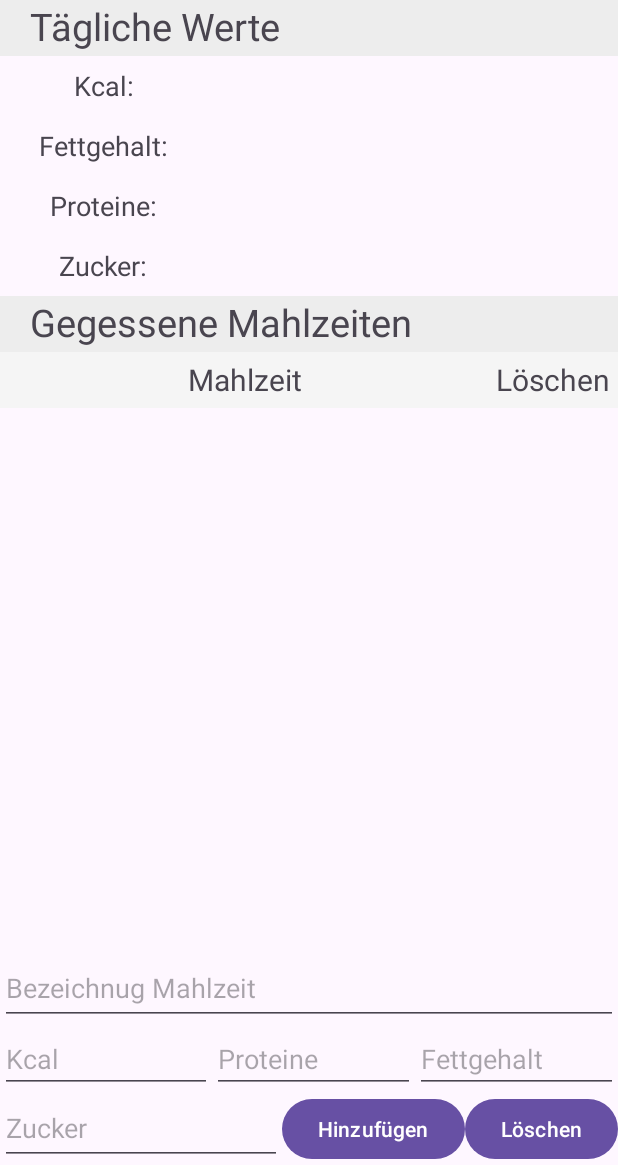
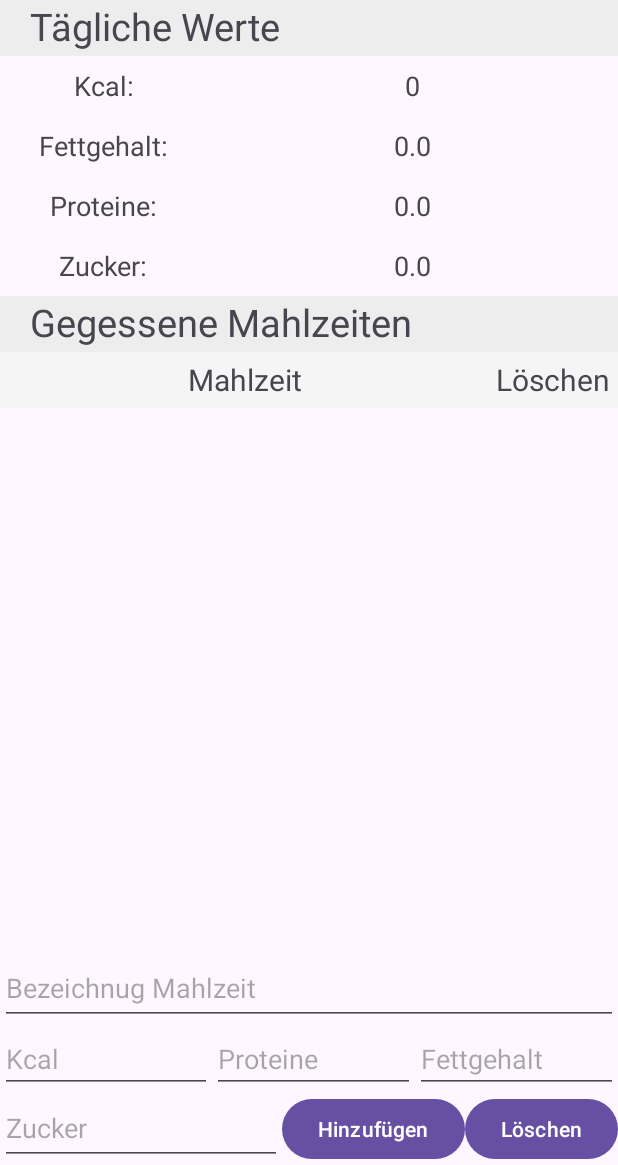
Before and after one commit to sargoschh/FSE_Landerer_AppDevelopment, an Android app: the screen it shows after launch (MainActivity), after a tap on "Hinzufügen", on a phone screen of 412 x 824 dp, the part 71-1236 px from its top. Run offline under Robolectric (Android 15) with nearby library versions, the phone set to English and light mode, and no system bars.

```diff
--- a/Kalorienzaehler/app/src/main/java/at/itkolleg/kalorienzaehler/MainActivity.kt
+++ b/Kalorienzaehler/app/src/main/java/at/itkolleg/kalorienzaehler/MainActivity.kt
@@ -2,14 +2,15 @@ package at.itkolleg.kalorienzaehler
 
 import androidx.appcompat.app.AppCompatActivity
 import android.os.Bundle
+import android.util.Log
 import android.widget.TableLayout
 import android.widget.TableRow
 import android.widget.TextView
+import androidx.recyclerview.widget.LinearLayoutManager
 import at.itkolleg.kalorienzaehler.R
 import at.itkolleg.kalorienzaehler.databinding.ActivityMainBinding
 
 class MainActivity : AppCompatActivity() {
-
 
     private lateinit var binding: ActivityMainBinding
     private lateinit var mealAdapter: MealAdapter
@@ -30,7 +31,10 @@ class MainActivity : AppCompatActivity() {
 
         mealAdapter = MealAdapter(mealsList, daily, tblDailys)
 
+        binding.rvTodoItems.layoutManager = LinearLayoutManager(this)
         binding.rvTodoItems.adapter = mealAdapter
+
+        Log.d("Application", "Application running successful")
 
         binding.btnAdd.setOnClickListener {
             val mealTitle = binding.etMeal.text.toString()
@@ -39,23 +43,27 @@ class MainActivity : AppCompatActivity() {
             val mealPro = binding.etProtein.text.toString().toDoubleOrNull()
             val mealSug = binding.etSugar.text.toString().toDoubleOrNull()
 
+            Log.d("Button clicked", "Button click successful")
+
             if(mealTitle.isNotEmpty() && mealKcal != null && mealFat != null && mealPro != null && mealSug != null) {
                 val meal = Meal(mealTitle, mealKcal, mealFat, mealPro, mealSug)
+                Log.d("MainActivity", "Meal added: $meal")
+
                 mealAdapter.addMeal(meal)
+                mealAdapter.notifyDataSetChanged()
 
                 binding.etMeal.text.clear()
                 binding.etKcal.text.clear()
                 binding.etFat.text.clear()
                 binding.etProtein.text.clear()
                 binding.etSugar.text.clear()
+            } else {
+                Log.d("MainActivity", "Invalid input")
             }
         }
 
         binding.btnDelete.setOnClickListener {
             mealAdapter.deleteWrongMeals()
         }
-
-        // Weitere Initialisierungen und Funktionen...
-
     }
 }
--- a/Kalorienzaehler/app/src/main/res/layout/activity_main.xml
+++ b/Kalorienzaehler/app/src/main/res/layout/activity_main.xml
@@ -88,6 +88,7 @@
                 android:id="@+id/tvTblKcal"
                 android:layout_width="0dp"
                 android:layout_height="40dp"
+                android:text="0"
                 android:gravity="center"
                 android:textSize="18sp"
                 android:layout_column="1"
@@ -112,6 +113,7 @@
                 android:id="@+id/tvTblFat"
                 android:layout_width="0dp"
                 android:layout_height="40dp"
+                android:text="0.0"
                 android:textSize="18sp"
                 android:gravity="center"
                 android:layout_column="1"
@@ -136,6 +138,7 @@
                 android:id="@+id/tvTblPro"
                 android:layout_width="0dp"
                 android:layout_height="40dp"
+                android:text="0.0"
                 android:textSize="18sp"
                 android:gravity="center"
                 android:layout_column="1"
@@ -160,6 +163,7 @@
                 android:id="@+id/tvTblSug"
                 android:layout_width="0dp"
                 android:layout_height="40dp"
+                android:text="0.0"
                 android:textSize="18sp"
                 android:gravity="center"
                 android:layout_column="1"
```
Also changed, not shown: Kalorienzaehler/app/src/main/java/at/itkolleg/kalorienzaehler/MealAdapter.kt (+22 -10 lines).
